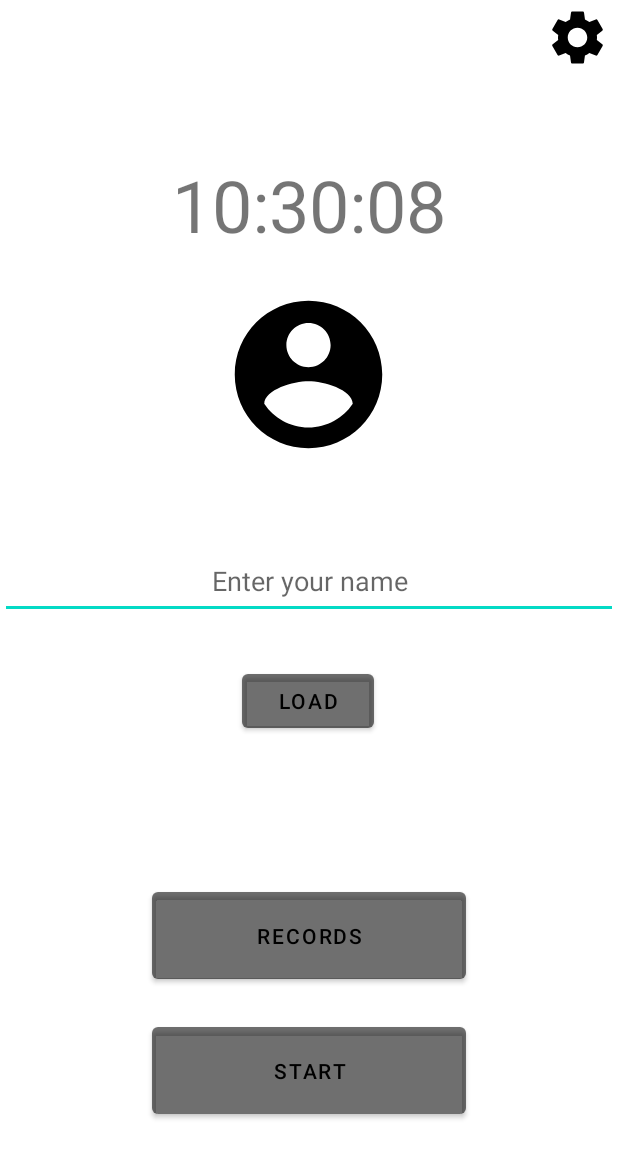
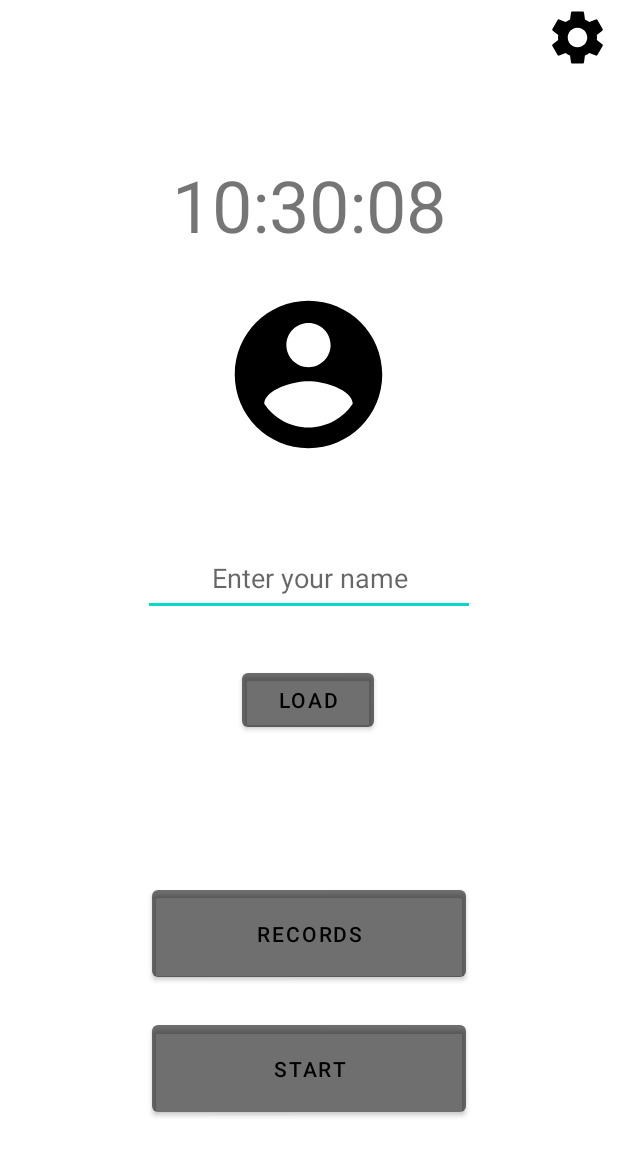
Before and after one commit to AlarmWalker/Mobile_fitness_app, an Android app: the screen it shows after launch (MainActivity), on a phone screen of 412 x 824 dp. Shown: the top 1158 px of the screen. Run offline under Robolectric (Android 15) with nearby library versions, the phone set to English and light mode, and no system bars; our stand-ins replace CircleImageView; libraries missing offline, so code that uses them is left out: com.readystatesoftware.sqliteasset.

Commit message:
minor ui change

```diff
--- a/app/src/main/res/layout/activity_main.xml
+++ b/app/src/main/res/layout/activity_main.xml
@@ -8,8 +8,8 @@
 
     <EditText
         android:id="@+id/enterName"
-        android:layout_width="0dp"
-        android:layout_height="wrap_content"
+        android:layout_width="221dp"
+        android:layout_height="48dp"
         android:autofillHints="username"
         android:gravity="center_horizontal"
         android:hint="Enter your name"
@@ -17,10 +17,9 @@
         android:minHeight="48dp"
         app:layout_constraintBottom_toBottomOf="parent"
         app:layout_constraintEnd_toEndOf="parent"
-        app:layout_constraintHorizontal_bias="0.0"
         app:layout_constraintStart_toStartOf="parent"
         app:layout_constraintTop_toTopOf="parent"
-        app:layout_constraintVertical_bias="0.47" />
+        app:layout_constraintVertical_bias="0.467" />
 
     <TextView
         android:id="@+id/time"
```
